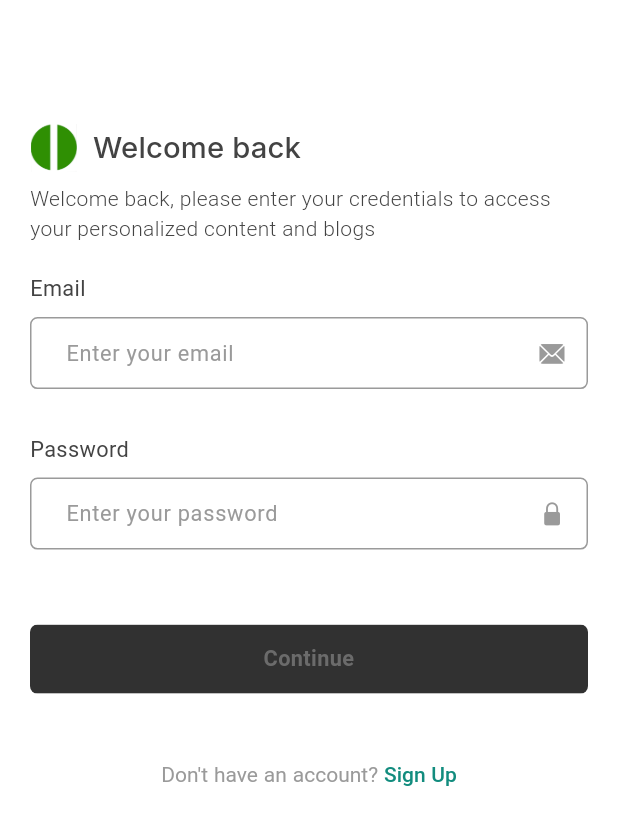
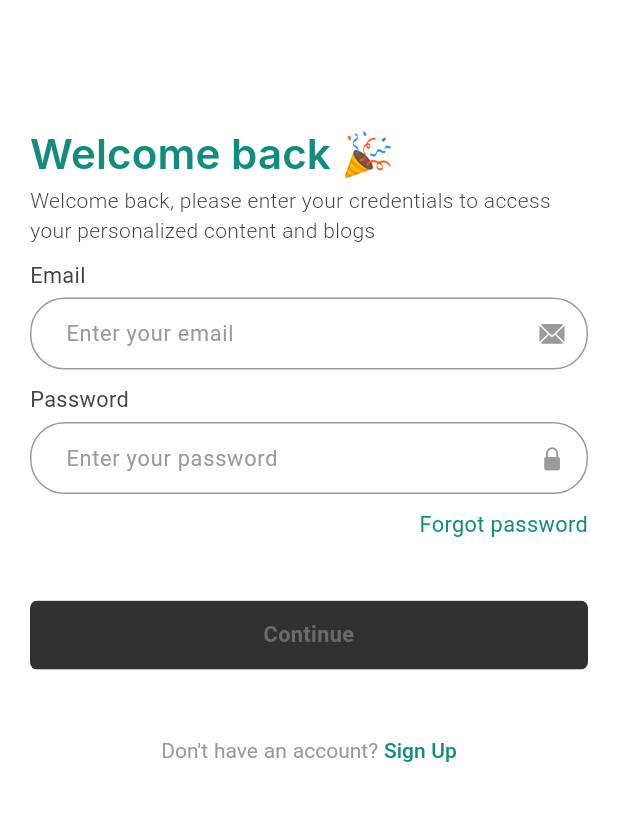
Before and after one commit to sahilchavan94/flutter_clean_architecture_blog_app, a Flutter app: the screen it shows after launch, after a tap on an icon or button, on a phone screen of 412 x 824 dp. Shown: the top 825 px of the screen. Run offline on Flutter 3.47's test engine with Material 3 defaults, Android fonts, the phone set to English and light mode, and no system bars; our stand-ins replace bloc, cached_network_image, carousel_slider, dotted_border, firebase_auth, firebase_core and 10 more; accounts and stored records are empty.

Commit message:
bug fixes : light mode for auth screens

```diff
--- a/lib/core/common/widgets/button_widget.dart
+++ b/lib/core/common/widgets/button_widget.dart
@@ -1,6 +1,8 @@
+import 'package:blog_app/core/common/cubits/managers/theme_manager.dart';
 import 'package:blog_app/core/theme/app_pallete.dart';
 import 'package:blog_app/core/theme/app_theme.dart';
 import 'package:flutter/material.dart';
+import 'package:flutter_bloc/flutter_bloc.dart';
 
 class ButtonWidget extends StatelessWidget {
   final String buttonText;
@@ -54,7 +56,9 @@ class ButtonWidget extends StatelessWidget {
                   style:
                       AppTheme.darkThemeData.textTheme.displayMedium!.copyWith(
                     color: isActive
-                        ? AppPallete.scaffoldBackGroundColor
+                        ? context.read<ThemeManager>().currentTheme == 'light'
+                            ? Colors.white
+                            : AppPallete.scaffoldBackGroundColor
                         : AppPallete.deactivatedTextColor,
                     fontWeight: !isActive ? FontWeight.w600 : FontWeight.w500,
                   ),
--- a/lib/core/theme/app_pallete.dart
+++ b/lib/core/theme/app_pallete.dart
@@ -20,7 +20,7 @@ class AppPallete {
   static const Color deactivatedBackgroundLightColor = Color(0XFFF0F0F0);
   static const Color deactivatedTextLightColor = Color(0XFFB0B0B0);
   static const Color primaryLightColor = Color(0XFF128C7E);
-  static const Color errorLightColor = Color(0XFFFF4D4D);
+  static const Color errorLightColor = Color.fromARGB(255, 255, 36, 36);
   static const Color inputTextLightColor = Color.fromARGB(255, 30, 30, 30);
   static const Color tabLabelUnselectedColorLight = Color(0XFFB0B0B0);
   static const Color tabLabelSelectedColorLight = Color(0XFF000000);
--- a/lib/core/theme/app_theme.dart
+++ b/lib/core/theme/app_theme.dart
@@ -49,7 +49,7 @@ class AppTheme {
     ),
 
     textSelectionTheme: const TextSelectionThemeData(
-      cursorColor: AppPallete.grayDark,
+      cursorColor: Colors.white,
       selectionColor: AppPallete.grayDark,
       selectionHandleColor: AppPallete.grayLabel,
     ),
@@ -80,25 +80,31 @@ class AppTheme {
         vertical: 9,
       ),
       border: OutlineInputBorder(
-        borderRadius: BorderRadius.circular(5),
+        borderRadius: BorderRadius.circular(23),
         borderSide: const BorderSide(
           color: AppPallete.grayDark,
         ),
       ),
+      errorBorder: OutlineInputBorder(
+        borderRadius: BorderRadius.circular(23),
+        borderSide: const BorderSide(
+          color: AppPallete.errorColor,
+        ),
+      ),
       enabledBorder: OutlineInputBorder(
-        borderRadius: BorderRadius.circular(5),
+        borderRadius: BorderRadius.circular(23),
         borderSide: const BorderSide(
           color: AppPallete.grayDark,
         ),
       ),
       focusedBorder: OutlineInputBorder(
-        borderRadius: BorderRadius.circular(5),
+        borderRadius: BorderRadius.circular(23),
         borderSide: const BorderSide(
           color: AppPallete.grayDark,
         ),
       ),
       focusedErrorBorder: OutlineInputBorder(
-        borderRadius: BorderRadius.circular(5),
+        borderRadius: BorderRadius.circular(23),
         borderSide: const BorderSide(
           color: AppPallete.grayDark,
         ),
@@ -192,12 +198,12 @@ class AppTheme {
     ),
 
     textSelectionTheme: const TextSelectionThemeData(
-      cursorColor: AppPallete.grayDark,
-      selectionColor: AppPallete.grayDark,
+      cursorColor: Colors.black,
+      selectionColor: AppPallete.grayLabel,
       selectionHandleColor: AppPallete.grayLabel,
     ),
     snackBarTheme: const SnackBarThemeData(
-      closeIconColor: AppPallete.errorColor,
+      closeIconColor: AppPallete.errorLightColor,
       showCloseIcon: true,
       // actionTextColor: AppPallete.errorColor,
       backgroundColor: Color.fromARGB(255, 242, 242, 242),
@@ -223,23 +229,31 @@ class AppTheme {
         vertical: 9,
       ),
       border: OutlineInputBorder(
-        borderRadius: BorderRadius.circular(5),
-        borderSide: const BorderSide(color: AppPallete.grayLight),
-      ),
-      enabledBorder: OutlineInputBorder(
-        borderRadius: BorderRadius.circular(5),
+        borderRadius: BorderRadius.circular(23),
         borderSide: const BorderSide(
           color: AppPallete.grayLight,
         ),
       ),
+      enabledBorder: OutlineInputBorder(
+        borderRadius: BorderRadius.circular(23),
+        borderSide: const BorderSide(
+          color: AppPallete.grayLight,
+        ),
+      ),
+      errorBorder: OutlineInputBorder(
+        borderRadius: BorderRadius.circular(23),
+        borderSide: const BorderSide(
+          color: AppPallete.errorLightColor,
+        ),
+      ),
       focusedBorder: OutlineInputBorder(
-        borderRadius: BorderRadius.circular(5),
+        borderRadius: BorderRadius.circular(23),
         borderSide: const BorderSide(
           color: AppPallete.grayLight,
         ),
       ),
       focusedErrorBorder: OutlineInputBorder(
-        borderRadius: BorderRadius.circular(5),
+        borderRadius: BorderRadius.circular(23),
         borderSide: const BorderSide(
           color: AppPallete.grayLight,
         ),
@@ -248,7 +262,7 @@ class AppTheme {
         fontSize: 14,
         height: .4,
         fontWeight: FontWeight.w400,
-        color: AppPallete.errorColor,
+        color: AppPallete.errorLightColor,
         fontFamily: GoogleFonts.roboto().fontFamily,
       ),
       helperStyle: TextStyle(
--- a/lib/features/auth/presentation/pages/signin_view.dart
+++ b/lib/features/auth/presentation/pages/signin_view.dart
@@ -2,6 +2,7 @@ import 'package:blog_app/core/strings/strings.dart';
 import 'package:blog_app/features/blog/presentation/pages/blog_home.dart';
 import 'package:flutter/cupertino.dart';
 import 'package:flutter/material.dart';
+import 'package:flutter/widgets.dart';
 import 'package:flutter_bloc/flutter_bloc.dart';
 import 'package:blog_app/core/theme/app_theme.dart';
 import 'package:blog_app/core/theme/app_pallete.dart';
@@ -77,7 +78,9 @@ class _SignInViewState extends State<SignInView> with AuthValidators {
           }
         },
         builder: (context, state) {
-          return SingleChildScrollView(
+          return ScrollConfiguration(
+            behavior: const CupertinoScrollBehavior(),
+            child: SingleChildScrollView(
               child: Padding(
                 padding: EdgeInsets.symmetric(
                   horizontal: 20,
@@ -85,45 +88,38 @@ class _SignInViewState extends State<SignInView> with AuthValidators {
                 ),
                 child: Column(
                   mainAxisAlignment: MainAxisAlignment.start,
-                crossAxisAlignment: CrossAxisAlignment.center,
+                  crossAxisAlignment: CrossAxisAlignment.start,
                   children: <Widget>[
-                  Row(
-                    mainAxisAlignment: MainAxisAlignment.start,
-                    children: [
-                      Theme.of(context).brightness == Brightness.dark
-                          ? Image.asset(
-                              'assets/images/blog_logo.png',
-                              height: 32,
-                              width: 32,
-                            )
-                          : Image.asset(
-                              'assets/images/blog_logo_light_2.png',
-                              height: 32,
-                              width: 32,
-                            ),
-                      const SizedBox(
-                        width: 10,
-                      ),
+                    // Theme.of(context).brightness == Brightness.dark
+                    //     ? Image.asset(
+                    //         'assets/images/blog_logo.png',
+                    //         height: 32,
+                    //         width: 32,
+                    //       )
+                    //     : Image.asset(
+                    //         'assets/images/blog_logo_light_2.png',
+                    //         height: 32,
+                    //         width: 32,
+                    //       ),
+                    // const SizedBox(
+                    //   width: 10,
+                    // ),
                     Text(
-                        'Welcome back',
+                      'Welcome back 🎉',
                       style: AppTheme.darkThemeData.textTheme.displayLarge!
                           .copyWith(
-                          color: Theme.of(context).brightness != Brightness.dark
-                              ? AppPallete.grayDark
-                              : Colors.white,
+                        fontSize: 28,
+                        color: Theme.of(context).brightness == Brightness.dark
+                            ? Colors.white
+                            : AppPallete.primaryLightColor,
+                        fontWeight: FontWeight.w600,
                       ),
-                      ),
-                    ],
-                  ),
-
-                  const SizedBox(
-                    height: 8,
                     ),
 
                     Text(
                       AppStrings.signInString,
-                    style:
-                        AppTheme.darkThemeData.textTheme.displaySmall!.copyWith(
+                      style: AppTheme.darkThemeData.textTheme.displaySmall!
+                          .copyWith(
                         color: Theme.of(context).brightness == Brightness.dark
                             ? AppPallete.grayLabel
                             : AppPallete.grayDark,
@@ -132,10 +128,14 @@ class _SignInViewState extends State<SignInView> with AuthValidators {
                       ),
                     ),
 
+                    const SizedBox(
+                      height: 10,
+                    ),
                     //form
                     Form(
                       key: _formKey,
                       child: Column(
+                        crossAxisAlignment: CrossAxisAlignment.end,
                         children: [
                           AuthInputWidget(
                             hintText: 'Enter your email',
@@ -160,6 +160,27 @@ class _SignInViewState extends State<SignInView> with AuthValidators {
                               CupertinoIcons.lock_fill,
                             ),
                             validator: passwordValidator,
+                          ),
+                          GestureDetector(
+                            onTap: () {
+                              ScaffoldMessenger.of(context).showSnackBar(
+                                const SnackBar(
+                                  content: Text('To do'),
+                                ),
+                              );
+                            },
+                            child: Text(
+                              'Forgot password',
+                              style: AppTheme
+                                  .darkThemeData.textTheme.displayMedium!
+                                  .copyWith(
+                                color: Theme.of(context).brightness ==
+                                        Brightness.dark
+                                    ? Colors.white
+                                    : AppPallete.primaryLightColor,
+                                fontWeight: FontWeight.w400,
+                              ),
+                            ),
                           ),
                           const SizedBox(
                             height: 40,
@@ -194,6 +215,8 @@ class _SignInViewState extends State<SignInView> with AuthValidators {
                           ),
                         );
                       },
+                      child: Align(
+                        alignment: Alignment.bottomCenter,
                         child: RichText(
                           text: TextSpan(
                             children: [
@@ -216,8 +239,10 @@ class _SignInViewState extends State<SignInView> with AuthValidators {
                             ],
                           ),
                         ),
+                      ),
                     )
                   ],
+                ),
               ),
             ),
           );
--- a/lib/features/auth/presentation/pages/signup_view.dart
+++ b/lib/features/auth/presentation/pages/signup_view.dart
@@ -86,7 +86,9 @@ class _SignUpViewState extends State<SignUpView> with AuthValidators {
       },
       builder: (context, state) {
         return Scaffold(
-          body: SingleChildScrollView(
+          body: ScrollConfiguration(
+            behavior: const CupertinoScrollBehavior(),
+            child: SingleChildScrollView(
               child: Padding(
                 padding: EdgeInsets.symmetric(
                   horizontal: 20,
@@ -94,51 +96,34 @@ class _SignUpViewState extends State<SignUpView> with AuthValidators {
                 ),
                 child: Column(
                   mainAxisAlignment: MainAxisAlignment.start,
-                crossAxisAlignment: CrossAxisAlignment.center,
+                  crossAxisAlignment: CrossAxisAlignment.start,
                   children: <Widget>[
-                  Row(
-                    mainAxisAlignment: MainAxisAlignment.start,
-                    children: [
-                      Theme.of(context).brightness == Brightness.dark
-                          ? Image.asset(
-                              'assets/images/blog_logo.png',
-                              height: 32,
-                              width: 32,
-                            )
-                          : Image.asset(
-                              'assets/images/blog_logo_light_2.png',
-                              height: 32,
-                              width: 32,
+                    Text(
+                      'Get Started 🕊️',
+                      style: AppTheme.darkThemeData.textTheme.displayLarge!
+                          .copyWith(
+                        fontSize: 28,
+                        color: Theme.of(context).brightness != Brightness.dark
+                            ? AppPallete.primaryLightColor
+                            : Colors.white,
+                        fontWeight: FontWeight.w600,
                       ),
-                      const SizedBox(
-                        width: 10,
                     ),
+
                     Text(
-                        'Get Started',
-                        style: AppTheme.darkThemeData.textTheme.displayLarge!
+                      AppStrings.signUpString,
+                      style: AppTheme.darkThemeData.textTheme.displaySmall!
                           .copyWith(
                         color: Theme.of(context).brightness == Brightness.dark
                             ? AppPallete.grayLabel
                             : AppPallete.grayDark,
+                        fontSize: 14,
+                        fontWeight: FontWeight.w300,
                       ),
-                      ),
-                    ],
                     ),
 
                     const SizedBox(
-                    height: 8,
-                  ),
-
-                  Text(
-                    AppStrings.signUpString,
-                    style:
-                        AppTheme.darkThemeData.textTheme.displaySmall!.copyWith(
-                      color: Theme.of(context).brightness == Brightness.dark
-                          ? AppPallete.grayLabel
-                          : AppPallete.grayDark,
-                      fontSize: 14,
-                      fontWeight: FontWeight.w400,
-                    ),
+                      height: 10,
                     ),
 
                     //form
@@ -241,6 +226,8 @@ class _SignUpViewState extends State<SignUpView> with AuthValidators {
                           ),
                         );
                       },
+                      child: Align(
+                        alignment: Alignment.center,
                         child: RichText(
                           text: TextSpan(
                             children: [
@@ -263,8 +250,10 @@ class _SignUpViewState extends State<SignUpView> with AuthValidators {
                             ],
                           ),
                         ),
+                      ),
                     )
                   ],
+                ),
               ),
             ),
           ),
--- a/lib/features/auth/presentation/widgets/auth_input_widget.dart
+++ b/lib/features/auth/presentation/widgets/auth_input_widget.dart
@@ -12,6 +12,7 @@ class AuthInputWidget extends StatefulWidget {
   final Function? onPressed;
   final Function validator;
   final TextEditingController textEditingController;
+  final bool? applyTopPadding;
 
   const AuthInputWidget({
     super.key,
@@ -23,6 +24,7 @@ class AuthInputWidget extends StatefulWidget {
     required this.validator,
     this.width,
     this.onPressed,
+    this.applyTopPadding,
   });
 
   @override
@@ -33,11 +35,12 @@ class _AuthInputWidgetState extends State<AuthInputWidget> {
   @override
   Widget build(BuildContext context) {
     return Container(
-      padding: const EdgeInsets.only(top: 20.0),
+      padding: EdgeInsets.only(top: widget.applyTopPadding == true ? 20.0 : 0),
       width: widget.width ?? MediaQuery.of(context).size.width * 90,
       child: Column(
         crossAxisAlignment: CrossAxisAlignment.start,
         children: [
+          if (widget.labelText.isNotEmpty)
             Text(
               widget.labelText,
               style: AppTheme.darkThemeData.textTheme.displayMedium!.copyWith(
@@ -46,8 +49,9 @@ class _AuthInputWidgetState extends State<AuthInputWidget> {
                     : AppPallete.grayDark,
               ),
             ),
+          if (widget.labelText.isNotEmpty)
             const SizedBox(
-            height: 8,
+              height: 4,
             ),
           TextFormField(
             style: AppTheme.darkThemeData.textTheme.displayMedium!.copyWith(
@@ -75,12 +79,6 @@ class _AuthInputWidgetState extends State<AuthInputWidget> {
               prefix: const Padding(
                 padding: EdgeInsets.only(
                   left: 20,
-                ),
-              ),
-              errorBorder: OutlineInputBorder(
-                borderRadius: BorderRadius.circular(5),
-                borderSide: const BorderSide(
-                  color: AppPallete.grayDark,
                 ),
               ),
               suffixIcon: widget.suffixIcon != null
--- a/lib/main.dart
+++ b/lib/main.dart
@@ -103,7 +103,7 @@ class _MyAppState extends State<MyApp> {
           : context.watch<ThemeManager>().currentTheme == 'light'
               ? AppTheme.lightThemeData
               : AppTheme.lightThemeData,
-      themeMode: ThemeMode.system,
+      themeMode: ThemeMode.light,
       home: BlocSelector<CurrentUserCubit, CurrentUserState, bool>(
         selector: (state) => state is CurrentUserDataFetched,
         builder: (context, isFetched) {
```
Also changed, not shown: lib/features/auth/presentation/pages/select_interests.dart (+20 -22 lines), lib/features/profile/presentation/widgets/personal_blogs.dart (+30 -3 lines), lib/features/profile/presentation/widgets/personal_interests_widget.dart (+5 -2 lines). Lines whose indentation alone changed are shown as unchanged.
